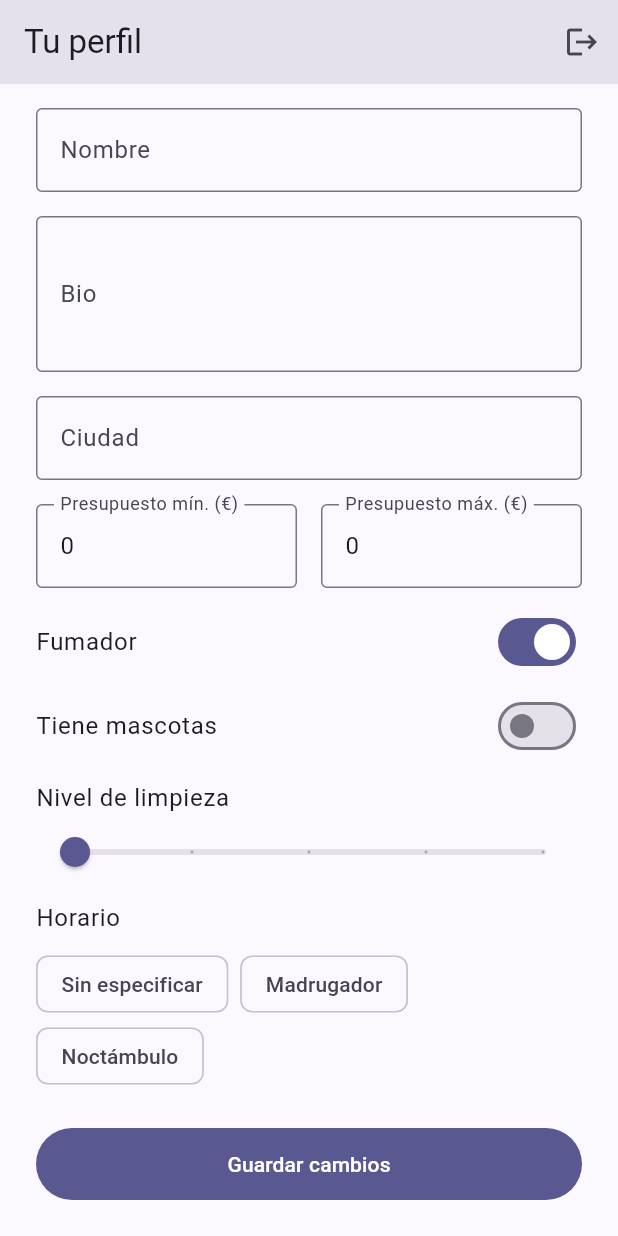
After one commit to Fern1x17/room2gether, a Flutter app: the EditProfileScreen screen opened by its route, scrolled down 128 dp, after a tap on "Fumador", on a phone screen of 412 x 824 dp. The commit adds this screen. Run offline on Flutter 3.47's test engine with Material 3 defaults, Android fonts, the phone set to English and light mode, and no system bars; our stand-ins replace flutter_dotenv, flutter_riverpod, go_router, image_picker, supabase_flutter; accounts and stored records are empty; network calls fail.

Commit message:
feat: implement profile editing with avatar upload and sign-out (CU-04, CU-05)
- lib/features/profile/: repository/controller/screen to edit the
  fields CLAUDE.md scopes for "Perfil" (name, bio, city, budget range,
  smoker/pets, cleanliness, schedule, avatar). Excludes age (set at
  registration) and is_verified (system-controlled).
- New migration: public "avatars" Storage bucket with per-user folder
  RLS policies (read: public, write: owner only).
- Add image_picker to pick the avatar from the gallery.
- Repoint the /onboarding route from the old placeholder screen to
  EditProfileScreen — it's the same "onboarding de perfil" destination
  CU-01 promised, not a separate screen.
- Add a sign-out entry point (confirm dialog) on the profile screen's
  app bar.
- docs/05-documentacion-tecnica.md: new technical doc covering the
  auth and profile features built so far.
- Mark Auth and Perfil as done in CLAUDE.md's checklist.

```diff
--- /dev/null
+++ b/lib/features/profile/domain/models/profile.dart
@@ -0,0 +1,78 @@
+class Profile {
+  const Profile({
+    required this.id,
+    required this.displayName,
+    required this.age,
+    this.bio,
+    this.avatarUrl,
+    this.city,
+    this.budgetMin,
+    this.budgetMax,
+    required this.isSmoker,
+    required this.hasPets,
+    this.cleanlinessLevel,
+    this.schedule,
+    required this.isVerified,
+  });
+
+  final String id;
+  final String displayName;
+  final int age;
+  final String? bio;
+  final String? avatarUrl;
+  final String? city;
+  final int? budgetMin;
+  final int? budgetMax;
+  final bool isSmoker;
+  final bool hasPets;
+  final int? cleanlinessLevel;
+  final String? schedule;
+  final bool isVerified;
+
+  factory Profile.fromMap(Map<String, dynamic> map) {
+    return Profile(
+      id: map['id'] as String,
+      displayName: map['display_name'] as String,
+      age: map['age'] as int,
+      bio: map['bio'] as String?,
+      avatarUrl: map['avatar_url'] as String?,
+      city: map['city'] as String?,
+      budgetMin: map['budget_min'] as int?,
+      budgetMax: map['budget_max'] as int?,
+      isSmoker: map['is_smoker'] as bool,
+      hasPets: map['has_pets'] as bool,
+      cleanlinessLevel: map['cleanliness_level'] as int?,
+      schedule: map['schedule'] as String?,
+      isVerified: map['is_verified'] as bool,
+    );
+  }
+
+  Profile copyWith({
+    String? displayName,
+    String? bio,
+    String? avatarUrl,
+    String? city,
+    int? budgetMin,
+    int? budgetMax,
+    bool? isSmoker,
+    bool? hasPets,
+    int? cleanlinessLevel,
+    String? schedule,
+  }) {
+    return Profile(
+      id: id,
+      displayName: displayName ?? this.displayName,
+      age: age,
+      bio: bio ?? this.bio,
+      avatarUrl: avatarUrl ?? this.avatarUrl,
+      city: city ?? this.city,
+      budgetMin: budgetMin ?? this.budgetMin,
+      budgetMax: budgetMax ?? this.budgetMax,
+      isSmoker: isSmoker ?? this.isSmoker,
+      hasPets: hasPets ?? this.hasPets,
+      cleanlinessLevel: cleanlinessLevel ?? this.cleanlinessLevel,
+      schedule: schedule ?? this.schedule,
+      isVerified: isVerified,
+    );
+  }
+}
--- /dev/null
+++ b/lib/features/profile/presentation/screens/edit_profile_screen.dart
@@ -0,0 +1,358 @@
+import 'package:flutter/material.dart';
+import 'package:flutter_riverpod/flutter_riverpod.dart';
+import 'package:go_router/go_router.dart';
+import 'package:image_picker/image_picker.dart';
+
+import '../../../auth/presentation/controllers/sign_out_controller.dart';
+import '../../domain/models/profile.dart';
+import '../../domain/validators/profile_validators.dart';
+import '../controllers/profile_controller.dart';
+
+class EditProfileScreen extends ConsumerStatefulWidget {
+  const EditProfileScreen({super.key});
+
+  @override
+  ConsumerState<EditProfileScreen> createState() => _EditProfileScreenState();
+}
+
+const Map<String, String> _scheduleLabels = {
+  'early_riser': 'Madrugador',
+  'night_owl': 'Noctámbulo',
+};
+
+class _EditProfileScreenState extends ConsumerState<EditProfileScreen> {
+  final _formKey = GlobalKey<FormState>();
+  final _displayNameController = TextEditingController();
+  final _bioController = TextEditingController();
+  final _cityController = TextEditingController();
+  final _budgetMinController = TextEditingController();
+  final _budgetMaxController = TextEditingController();
+
+  bool _initialized = false;
+  bool _isSmoker = false;
+  bool _hasPets = false;
+  int? _cleanlinessLevel;
+  String? _schedule;
+  String? _avatarUrl;
+  String? _budgetError;
+  bool _uploadingAvatar = false;
+
+  @override
+  void dispose() {
+    _displayNameController.dispose();
+    _bioController.dispose();
+    _cityController.dispose();
+    _budgetMinController.dispose();
+    _budgetMaxController.dispose();
+    super.dispose();
+  }
+
+  void _initializeFrom(Profile profile) {
+    if (_initialized) return;
+    _initialized = true;
+    _displayNameController.text = profile.displayName;
+    _bioController.text = profile.bio ?? '';
+    _cityController.text = profile.city ?? '';
+    _budgetMinController.text = profile.budgetMin?.toString() ?? '';
+    _budgetMaxController.text = profile.budgetMax?.toString() ?? '';
+    _isSmoker = profile.isSmoker;
+    _hasPets = profile.hasPets;
+    _cleanlinessLevel = profile.cleanlinessLevel;
+    _schedule = profile.schedule;
+    _avatarUrl = profile.avatarUrl;
+  }
+
+  Future<void> _pickAvatar() async {
+    final picker = ImagePicker();
+    final picked = await picker.pickImage(
+      source: ImageSource.gallery,
+      maxWidth: 1024,
+      imageQuality: 85,
+    );
+    if (picked == null || !mounted) return;
+
+    setState(() => _uploadingAvatar = true);
+    final bytes = await picked.readAsBytes();
+    final extension = picked.path.contains('.') ? picked.path.split('.').last : 'jpg';
+    final url = await ref
+        .read(profileControllerProvider.notifier)
+        .uploadAvatar(bytes: bytes, fileExtension: extension);
+
+    if (!mounted) return;
+    setState(() {
+      _uploadingAvatar = false;
+      if (url != null) _avatarUrl = url;
+    });
+
+    if (url == null) {
+      ScaffoldMessenger.of(context).showSnackBar(
+        const SnackBar(content: Text('No se pudo subir la foto. Inténtalo de nuevo.')),
+      );
+    }
+  }
+
+  Future<void> _submit(Profile current) async {
+    final formValid = _formKey.currentState?.validate() ?? false;
+    final budgetError = validateBudgetRange(
+      _budgetMinController.text,
+      _budgetMaxController.text,
+    );
+    setState(() => _budgetError = budgetError);
+    if (!formValid || budgetError != null) return;
+
+    final updated = current.copyWith(
+      displayName: _displayNameController.text.trim(),
+      bio: _bioController.text.trim().isEmpty ? null : _bioController.text.trim(),
+      avatarUrl: _avatarUrl,
+      city: _cityController.text.trim().isEmpty ? null : _cityController.text.trim(),
+      budgetMin: int.tryParse(_budgetMinController.text.trim()),
+      budgetMax: int.tryParse(_budgetMaxController.text.trim()),
+      isSmoker: _isSmoker,
+      hasPets: _hasPets,
+      cleanlinessLevel: _cleanlinessLevel,
+      schedule: _schedule,
+    );
+
+    final ok = await ref.read(profileControllerProvider.notifier).save(updated);
+    if (!mounted) return;
+    if (ok) {
+      ScaffoldMessenger.of(context).showSnackBar(
+        const SnackBar(content: Text('Perfil actualizado.')),
+      );
+    }
+  }
+
+  Future<void> _confirmSignOut() async {
+    final confirmed = await showDialog<bool>(
+      context: context,
+      builder: (context) => AlertDialog(
+        title: const Text('Cerrar sesión'),
+        content: const Text('¿Seguro que quieres cerrar sesión?'),
+        actions: [
+          TextButton(
+            onPressed: () => Navigator.of(context).pop(false),
+            child: const Text('Cancelar'),
+          ),
+          FilledButton(
+            onPressed: () => Navigator.of(context).pop(true),
+            child: const Text('Cerrar sesión'),
+          ),
+        ],
+      ),
+    );
+    if (confirmed != true || !mounted) return;
+
+    final signedOut = await ref.read(signOutControllerProvider.notifier).signOut();
+    if (!mounted) return;
+    if (signedOut) {
+      context.go('/login');
+    } else {
+      ScaffoldMessenger.of(context).showSnackBar(
+        const SnackBar(content: Text('No se pudo cerrar sesión. Inténtalo de nuevo.')),
+      );
+    }
+  }
+
+  @override
+  Widget build(BuildContext context) {
+    final profileAsync = ref.watch(profileControllerProvider);
+    final isSaving = profileAsync.isLoading && _initialized;
+
+    return Scaffold(
+      appBar: AppBar(
+        title: const Text('Tu perfil'),
+        actions: [
+          IconButton(
+            onPressed: _confirmSignOut,
+            icon: const Icon(Icons.logout),
+            tooltip: 'Cerrar sesión',
+          ),
+        ],
+      ),
+      body: SafeArea(
+        child: profileAsync.when(
+          loading: () => const Center(child: CircularProgressIndicator()),
+          error: (error, stackTrace) => Center(
+            child: Padding(
+              padding: const EdgeInsets.all(24),
+              child: Column(
+                mainAxisSize: MainAxisSize.min,
+                children: [
+                  Text(error.toString(), textAlign: TextAlign.center),
+                  const SizedBox(height: 16),
+                  FilledButton(
+                    onPressed: () => ref.invalidate(profileControllerProvider),
+                    child: const Text('Reintentar'),
+                  ),
+                ],
+              ),
+            ),
+          ),
+          data: (profile) {
+            _initializeFrom(profile);
+            return SingleChildScrollView(
+              padding: const EdgeInsets.all(24),
+              child: Form(
+                key: _formKey,
+                child: Column(
+                  crossAxisAlignment: CrossAxisAlignment.stretch,
+                  children: [
+                    Center(
+                      child: Stack(
+                        children: [
+                          CircleAvatar(
+                            radius: 48,
+                            backgroundImage:
+                                _avatarUrl != null ? NetworkImage(_avatarUrl!) : null,
+                            child: _avatarUrl == null
+                                ? const Icon(Icons.person, size: 48)
+                                : null,
+                          ),
+                          Positioned(
+                            right: 0,
+                            bottom: 0,
+                            child: IconButton.filled(
+                              onPressed: _uploadingAvatar ? null : _pickAvatar,
+                              icon: _uploadingAvatar
+                                  ? const SizedBox(
+                                      width: 16,
+                                      height: 16,
+                                      child: CircularProgressIndicator(strokeWidth: 2),
+                                    )
+                                  : const Icon(Icons.camera_alt, size: 20),
+                              tooltip: 'Cambiar foto',
+                            ),
+                          ),
+                        ],
+                      ),
+                    ),
+                    const SizedBox(height: 24),
+                    TextFormField(
+                      controller: _displayNameController,
+                      decoration: const InputDecoration(
+                        labelText: 'Nombre',
+                        border: OutlineInputBorder(),
+                      ),
+                      validator: validateDisplayName,
+                    ),
+                    const SizedBox(height: 16),
+                    TextFormField(
+                      controller: _bioController,
+                      decoration: const InputDecoration(
+                        labelText: 'Bio',
+                        border: OutlineInputBorder(),
+                      ),
+                      maxLines: 3,
+                    ),
+                    const SizedBox(height: 16),
+                    TextFormField(
+                      controller: _cityController,
+                      decoration: const InputDecoration(
+                        labelText: 'Ciudad',
+                        border: OutlineInputBorder(),
+                      ),
+                    ),
+                    const SizedBox(height: 16),
+                    Row(
+                      children: [
+                        Expanded(
+                          child: TextFormField(
+                            controller: _budgetMinController,
+                            keyboardType: TextInputType.number,
+                            decoration: const InputDecoration(
+                              labelText: 'Presupuesto mín. (€)',
+                              border: OutlineInputBorder(),
+                            ),
+                          ),
+                        ),
+                        const SizedBox(width: 16),
+                        Expanded(
+                          child: TextFormField(
+                            controller: _budgetMaxController,
+                            keyboardType: TextInputType.number,
+                            decoration: const InputDecoration(
+                              labelText: 'Presupuesto máx. (€)',
+                              border: OutlineInputBorder(),
+                            ),
+                          ),
+                        ),
+                      ],
+                    ),
+                    if (_budgetError != null)
+                      Padding(
+                        padding: const EdgeInsets.only(top: 8, left: 12),
+                        child: Text(
+                          _budgetError!,
+                          style: TextStyle(
+                            color: Theme.of(context).colorScheme.error,
+                            fontSize: 12,
+                          ),
+                        ),
+                      ),
+                    const SizedBox(height: 8),
+                    SwitchListTile(
+                      value: _isSmoker,
+                      onChanged: (value) => setState(() => _isSmoker = value),
+                      contentPadding: EdgeInsets.zero,
+                      title: const Text('Fumador'),
+                    ),
+                    SwitchListTile(
+                      value: _hasPets,
+                      onChanged: (value) => setState(() => _hasPets = value),
+                      contentPadding: EdgeInsets.zero,
+                      title: const Text('Tiene mascotas'),
+                    ),
+                    const SizedBox(height: 8),
+                    Text('Nivel de limpieza', style: Theme.of(context).textTheme.bodyLarge),
+                    Slider(
+                      value: (_cleanlinessLevel ?? 3).toDouble(),
+                      min: minCleanlinessLevel.toDouble(),
+                      max: maxCleanlinessLevel.toDouble(),
+                      divisions: maxCleanlinessLevel - minCleanlinessLevel,
+                      label: (_cleanlinessLevel ?? 3).toString(),
+                      onChanged: (value) =>
+                          setState(() => _cleanlinessLevel = value.round()),
+                    ),
+                    const SizedBox(height: 8),
+                    Text('Horario', style: Theme.of(context).textTheme.bodyLarge),
+                    const SizedBox(height: 8),
+                    Wrap(
+                      spacing: 8,
+                      children: [
+                        ChoiceChip(
+                          label: const Text('Sin especificar'),
+                          selected: _schedule == null,
+                          onSelected: (_) => setState(() => _schedule = null),
+                        ),
+                        for (final entry in _scheduleLabels.entries)
+                          ChoiceChip(
+                            label: Text(entry.value),
+                            selected: _schedule == entry.key,
+                            onSelected: (_) => setState(() => _schedule = entry.key),
+                          ),
+                      ],
+                    ),
+                    const SizedBox(height: 24),
+                    SizedBox(
+                      height: 48,
+                      child: FilledButton(
+                        onPressed: isSaving ? null : () => _submit(profile),
+                        child: isSaving
+                            ? const SizedBox(
+                                width: 20,
+                                height: 20,
+                                child: CircularProgressIndicator(strokeWidth: 2),
+                              )
+                            : const Text('Guardar cambios'),
+                      ),
+                    ),
+                  ],
+                ),
+              ),
+            );
+          },
+        ),
+      ),
+    );
+  }
+}
--- a/pubspec.yaml
+++ b/pubspec.yaml
@@ -26,6 +26,7 @@ dependencies:
 
   # UI
   cupertino_icons: ^1.0.8
+  image_picker: ^1.2.3
 
 dev_dependencies:
   flutter_test:
```
Also changed, not shown: lib/core/router/app_router.dart (+16 -38 lines), lib/features/profile/data/profile_repository.dart (added, +65 -0 lines), lib/features/profile/domain/validators/profile_validators.dart (added, +38 -0 lines), lib/features/profile/presentation/controllers/profile_controller.dart (added, +53 -0 lines), pubspec.lock, 7 other files.
